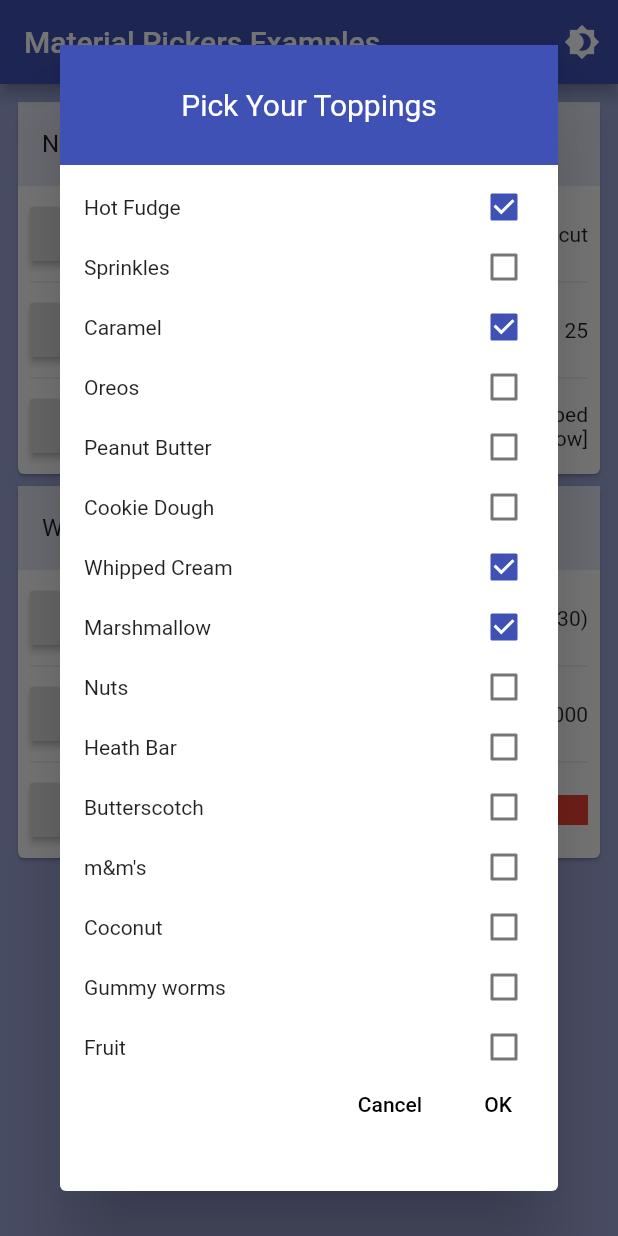
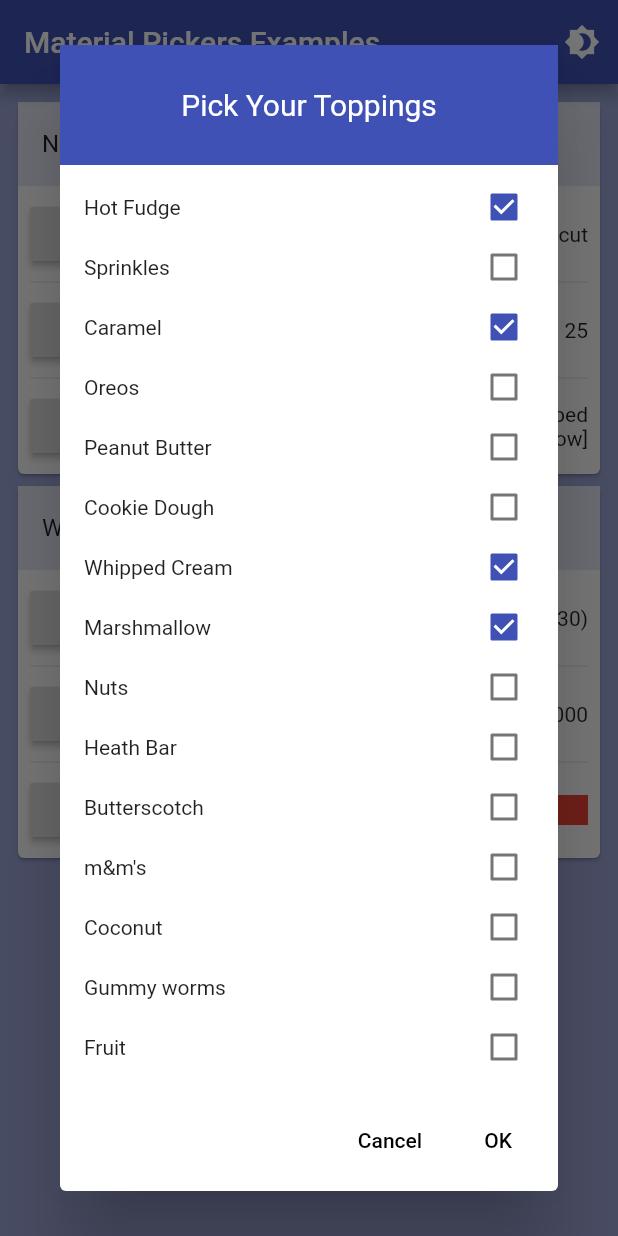
Before and after one commit to codegrue/flutter_material_pickers, a Flutter app: the screen it shows after launch, after a tap on "Checkbox Picker", on a phone screen of 412 x 824 dp. Run offline on Flutter 3.47's test engine with Material 2 defaults, Android fonts, the phone set to English and light mode, and no system bars; our stand-ins replace dynamic_theme, flutter_colorpicker.

Commit message:
Refactored checkbox dialog sizes

```diff
--- a/lib/dialogs/checkbox_picker_dialog.dart
+++ b/lib/dialogs/checkbox_picker_dialog.dart
@@ -49,11 +49,7 @@ class _CheckboxPickerDialogState extends State<CheckboxPickerDialog> {
     theme = Theme.of(context);
   }
 
-  @override
-  Widget build(BuildContext context) {
-    assert(context != null);
-
-    Widget actions(double contentWidth) {
+  Widget actionBar(double contentWidth) {
     return Container(
       width: contentWidth,
       height: kDialogActionBarHeight,
@@ -72,36 +68,19 @@ class _CheckboxPickerDialogState extends State<CheckboxPickerDialog> {
     );
   }
 
-    return Dialog(
-      child: OrientationBuilder(
-        builder: (BuildContext context, Orientation orientation) {
-          assert(orientation != null);
-          assert(context != null);
-
-          const itemHeight = 40.0;
-
-          var screenSize = MediaQuery.of(context).size;
-          var dialogWidth = screenSize.width - (kDialogMargin * 2);
-          var dialogHeight = screenSize.height - (kDialogMargin * 2);
-          var contentWidth = (orientation == Orientation.landscape)
-              ? dialogWidth - kPickerHeaderLandscapeWidth - 20.0
-              : dialogWidth;
-          var contentHeight = (orientation == Orientation.landscape)
-              ? dialogHeight - kDialogActionBarHeight
-              : dialogHeight -
-                  kDialogActionBarHeight -
-                  kPickerHeaderPortraitHeight;
-
-          final Widget picker = CheckboxPicker(
+  Widget pickerContent(double width, double height) {
+    return CheckboxPicker(
       key: _pickerKey,
       items: widget.items,
       initialValues: selectedValues,
       onChanged: _handleValueChanged,
-            listViewWidth: contentWidth,
-            numberOfVisibleItems: (contentHeight / itemHeight).floor(),
+      width: width,
+      height: height,
     );
+  }
 
-          final Widget header = Container(
+  Widget header(Orientation orientation) {
+    return Container(
       color: theme.primaryColor,
       height: (orientation == Orientation.portrait)
           ? kPickerHeaderPortraitHeight
@@ -120,6 +99,27 @@ class _CheckboxPickerDialogState extends State<CheckboxPickerDialog> {
       ),
       padding: EdgeInsets.all(20.0),
     );
+  }
+
+  @override
+  Widget build(BuildContext context) {
+    assert(context != null);
+
+    return Dialog(
+      child: OrientationBuilder(
+        builder: (BuildContext context, Orientation orientation) {
+          assert(orientation != null);
+          assert(context != null);
+
+          var screenSize = MediaQuery.of(context).size;
+          var dialogWidth = screenSize.width - (kDialogMargin * 2);
+          var dialogHeight = screenSize.height - (kDialogMargin * 2);
+          var contentWidth = (orientation == Orientation.landscape)
+              ? dialogWidth - kPickerHeaderLandscapeWidth - 20.0
+              : dialogWidth;
+          var contentHeight = (orientation == Orientation.landscape)
+              ? dialogHeight - kDialogActionBarHeight
+              : dialogHeight - kDialogActionBarHeight - 88.0;
 
           switch (orientation) {
             case Orientation.portrait:
@@ -130,15 +130,15 @@ class _CheckboxPickerDialogState extends State<CheckboxPickerDialog> {
                   mainAxisSize: MainAxisSize.min,
                   crossAxisAlignment: CrossAxisAlignment.stretch,
                   children: <Widget>[
-                    header,
+                    header(orientation),
                     Container(
                       color: theme.dialogBackgroundColor,
                       child: Column(
                         mainAxisSize: MainAxisSize.min,
                         crossAxisAlignment: CrossAxisAlignment.stretch,
                         children: <Widget>[
-                          picker,
-                          actions(contentWidth),
+                          pickerContent(contentWidth, contentHeight),
+                          actionBar(contentWidth),
                         ],
                       ),
                     ),
@@ -153,15 +153,13 @@ class _CheckboxPickerDialogState extends State<CheckboxPickerDialog> {
                   mainAxisSize: MainAxisSize.min,
                   crossAxisAlignment: CrossAxisAlignment.stretch,
                   children: <Widget>[
-                    header,
+                    header(orientation),
                     Container(
                       color: theme.dialogBackgroundColor,
-                      //width: dialogWidth,
                       child: Column(
                         children: <Widget>[
-                          picker,
-                          Expanded(child: Container()),
-                          actions(contentWidth),
+                          pickerContent(contentWidth, contentHeight),
+                          actionBar(contentWidth),
                         ],
                       ),
                     )
--- a/lib/dialogs/list_picker_dialog.dart
+++ b/lib/dialogs/list_picker_dialog.dart
@@ -128,8 +128,6 @@ class _ListPickerDialogState extends State<ListPickerDialog> {
               );
             case Orientation.landscape:
               return SizedBox(
-                //width: width,
-                //height: height,
                 child: Row(
                   children: <Widget>[
                     header,
--- a/lib/pickers/checkbox_picker.dart
+++ b/lib/pickers/checkbox_picker.dart
@@ -6,22 +6,19 @@ import 'package:flutter/rendering.dart';
 
 /// This helper widget manages a scrollable checkbox list inside a picker widget.
 class CheckboxPicker extends StatefulWidget {
-  CheckboxPicker(
-      {Key key,
-      @required this.items,
-      @required this.initialValues,
-      @required this.onChanged,
-      this.itemHeight = defaultItemHeight,
-      this.listViewWidth = defaultListviewWidth,
-      this.numberOfVisibleItems = defaultNumberOfVisibleItems})
-      : assert(items != null),
-        listViewHeight = numberOfVisibleItems * itemHeight,
+  CheckboxPicker({
+    Key key,
+    @required this.items,
+    @required this.initialValues,
+    @required this.onChanged,
+    @required this.height,
+    @required this.width,
+    this.itemHeight = defaultItemHeight,
+  })  : assert(items != null),
         super(key: key);
 
   // Constants
   static const double defaultItemHeight = 40.0;
-  static const double defaultListviewWidth = 100.0;
-  static const int defaultNumberOfVisibleItems = 10;
 
   // Events
   final ValueChanged<List<String>> onChanged;
@@ -29,9 +26,8 @@ class CheckboxPicker extends StatefulWidget {
   // Variables
   final List<String> items;
   final double itemHeight; // height of every list element in pixels
-  final double listViewHeight;
-  final int numberOfVisibleItems;
-  final double listViewWidth;
+  final double height;
+  final double width;
   final List<String> initialValues;
 
   @override
@@ -51,17 +47,13 @@ class CheckboxPickerState extends State<CheckboxPicker> {
 
     if (selectedValues == null) selectedValues = List<String>();
 
-    return _listView(themeData);
-  }
-
-  Widget _listView(ThemeData themeData) {
     TextStyle defaultStyle = themeData.textTheme.body1;
 
     int itemCount = widget.items.length;
 
     return Container(
-      height: widget.listViewHeight,
-      width: widget.listViewWidth,
+      height: widget.height,
+      width: widget.width,
       child: Scrollbar(
         child: ListView.builder(
           itemExtent: widget.itemHeight,
```
Also changed, not shown: 1 other file. Lines whose indentation alone changed are shown as unchanged.
